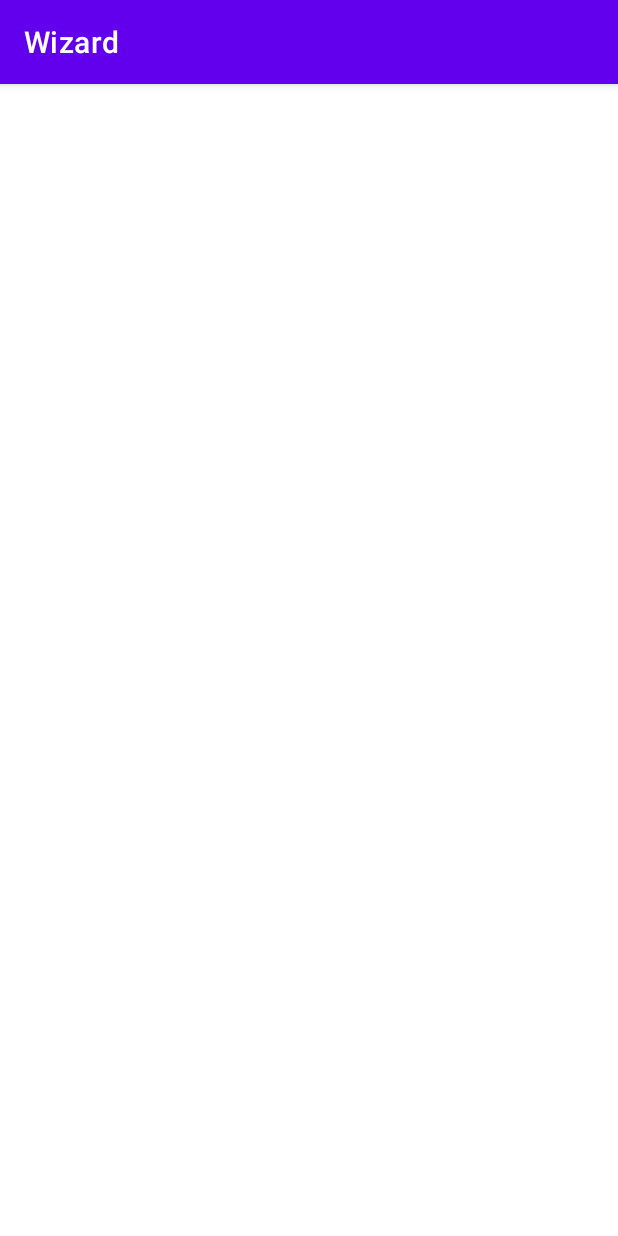
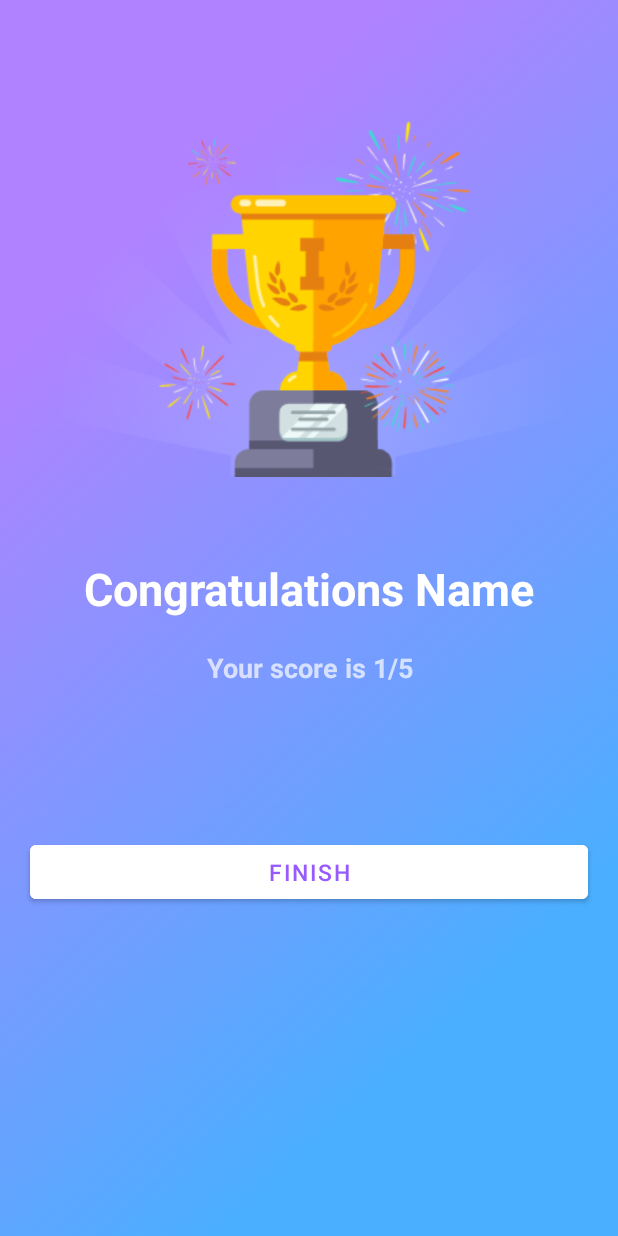
Before and after one commit to AdityaRJha/Wizard, an Android app: the ResultsActivity screen opened directly, with no data from a screen before it, on a phone screen of 412 x 824 dp. Run offline under Robolectric (Android 15) with nearby library versions, the phone set to English and light mode, and no system bars; our stand-ins replace data binding.

Commit message:
Result Activity been set and done.

```diff
--- a/app/src/main/java/com/example/wizard/uiux/ChooseDifficulty.kt
+++ b/app/src/main/java/com/example/wizard/uiux/ChooseDifficulty.kt
@@ -14,6 +14,7 @@ class ChooseDifficulty : AppCompatActivity() {
     override fun onCreate(savedInstanceState: Bundle?) {
         super.onCreate(savedInstanceState)
         binding = DataBindingUtil.setContentView(this, R.layout.activity_choose_difficulty)
+        supportActionBar?.hide()
 
 
         binding.easyButton.setOnClickListener {
--- a/app/src/main/java/com/example/wizard/uiux/MainActivity.kt
+++ b/app/src/main/java/com/example/wizard/uiux/MainActivity.kt
@@ -7,14 +7,15 @@ import androidx.databinding.DataBindingUtil
 import com.example.wizard.R
 import com.example.wizard.databinding.ActivityMainBinding
 
-
+var name = ""
 class MainActivity : AppCompatActivity() {
 
-    var name = ""
+
     private lateinit var binding: ActivityMainBinding
     override fun onCreate(savedInstanceState: Bundle?) {
         super.onCreate(savedInstanceState)
         binding = DataBindingUtil.setContentView(this, R.layout.activity_main)
+        supportActionBar?.hide()
 
 
         binding.btnStartQuiz.setOnClickListener {
--- a/app/src/main/java/com/example/wizard/uiux/QuestionActivity.kt
+++ b/app/src/main/java/com/example/wizard/uiux/QuestionActivity.kt
@@ -29,6 +29,7 @@ class QuestionActivity : AppCompatActivity() {
     override fun onCreate(savedInstanceState: Bundle?) {
         super.onCreate(savedInstanceState)
         binding = DataBindingUtil.setContentView(this, R.layout.activity_question)
+        supportActionBar?.hide()
 
         binding.progressBar2.visibility = View.VISIBLE
         val bundle = intent.extras
--- a/app/src/main/java/com/example/wizard/uiux/ResultsActivity.kt
+++ b/app/src/main/java/com/example/wizard/uiux/ResultsActivity.kt
@@ -1,11 +1,40 @@
 package com.example.wizard.uiux
 
+import android.annotation.SuppressLint
+import android.content.Intent
 import androidx.appcompat.app.AppCompatActivity
 import android.os.Bundle
+import androidx.databinding.DataBindingUtil
+import com.example.wizard.R
+import com.example.wizard.databinding.ActivityResultsBinding
 
 class ResultsActivity : AppCompatActivity() {
+    private lateinit var binding: ActivityResultsBinding
+    @SuppressLint("SetTextI18n")
     override fun onCreate(savedInstanceState: Bundle?) {
         super.onCreate(savedInstanceState)
+        binding = DataBindingUtil.setContentView(this, R.layout.activity_results)
+
+        supportActionBar?.hide()
         setContentView(R.layout.activity_results)
+
+        // Set name on result page
+        binding.tvNameResult.text = "Congratulations $name"
+        binding.tvScore.text = "Your score is $score/10"
+
+        binding.btnFinish.setOnClickListener {
+            // Reset the score when the game finishes
+            score = 0
+
+            // Go to homepage
+            startActivity(
+                Intent(
+                    this,
+                    MainActivity::class.java,
+                )
+            )
+
+        }
+
     }
 }
--- a/app/src/main/res/layout/activity_results.xml
+++ b/app/src/main/res/layout/activity_results.xml
@@ -1,9 +1,62 @@
 <?xml version="1.0" encoding="utf-8"?>
-<androidx.constraintlayout.widget.ConstraintLayout xmlns:android="http://schemas.android.com/apk/res/android"
+<layout xmlns:android="http://schemas.android.com/apk/res/android"
     xmlns:app="http://schemas.android.com/apk/res-auto"
-    xmlns:tools="http://schemas.android.com/tools"
-    android:layout_width="match_parent"
-    android:layout_height="match_parent"
-    tools:context=".uiux.ResultsActivity">
+    xmlns:tools="http://schemas.android.com/tools">
 
-</androidx.constraintlayout.widget.ConstraintLayout>
+    <LinearLayout
+        android:layout_width="match_parent"
+        android:layout_height="match_parent"
+        android:gravity="top"
+        android:background="@drawable/results_bg"
+        android:orientation="vertical">
+
+        <ImageView
+            android:layout_width="match_parent"
+            android:layout_height="wrap_content"
+            android:layout_marginTop="50dp"
+            android:layout_marginHorizontal="20dp"
+            android:src="@drawable/ic_trophy"
+            android:contentDescription="@string/todo">
+
+        </ImageView>
+
+        <TextView
+            android:id="@+id/tvNameResult"
+            android:layout_width="match_parent"
+            android:layout_height="wrap_content"
+            android:text="@string/congratulations_name"
+            android:gravity="center"
+            android:layout_marginTop="30sp"
+            android:textSize="30sp"
+            android:textColor="@color/white"
+            android:textStyle="bold">
+        </TextView>
+
+        <TextView
+            android:id="@+id/tvScore"
+            android:layout_width="match_parent"
+            android:layout_height="wrap_content"
+            android:text="@string/your_score_is_1_5"
+            android:gravity="center"
+            android:textSize="18sp"
+            android:textColor="@color/white"
+            android:layout_marginTop="20sp"
+            android:alpha="0.7"
+            android:textStyle="bold">
+        </TextView>
+
+        <Button
+            android:id="@+id/btnFinish"
+            android:layout_width="match_parent"
+            android:layout_height="wrap_content"
+            android:text="@string/finish"
+            android:layout_marginTop="100dp"
+            android:backgroundTint="@color/white"
+            android:textColor="#975AFF"
+            android:textSize="15sp"
+            android:layout_marginHorizontal="20dp">
+
+        </Button>
+
+    </LinearLayout>
+</layout>
--- a/app/src/main/res/values/strings.xml
+++ b/app/src/main/res/values/strings.xml
@@ -10,4 +10,8 @@
     <string name="hard">Hard</string>
     <string name="question_display">Question would be displayed here.</string>
     <string name="submit">Submit</string>
+    <string name="todo">TODO</string>
+    <string name="congratulations_name">Congratulations Name</string>
+    <string name="your_score_is_1_5">Your score is 1/5</string>
+    <string name="finish">FINISH</string>
 </resources>
```
